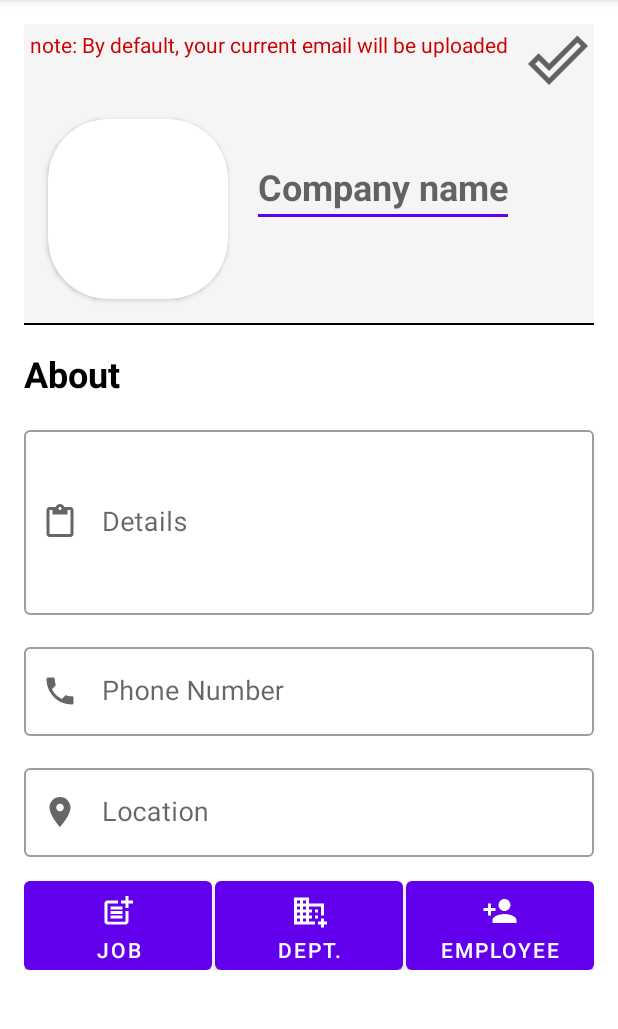
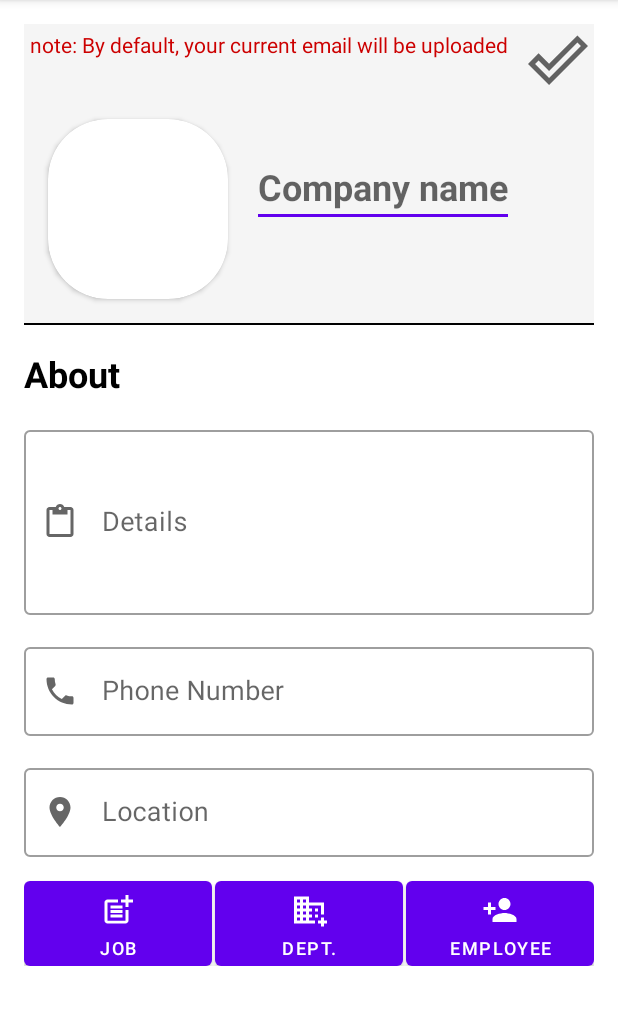
Before and after one commit to AhmedMaad/Recruitment-App, an Android app: the CompanyProfileActivity screen opened directly, with no data from a screen before it, on a phone screen of 412 x 824 dp, the part 84-1113 px from its top. Run offline under Robolectric (Android 15) with nearby library versions, the phone set to English and light mode, and no system bars; our stand-ins replace Firebase (no records; nobody signed in at launch, a user with empty details on screens opened directly); Roboto replaces fonts that are not available here; 4 statements that could not run were skipped.

Commit message:
company profile chains update

```diff
--- a/app/src/main/res/layout/activity_company_profile.xml
+++ b/app/src/main/res/layout/activity_company_profile.xml
@@ -183,6 +183,7 @@
             android:insetBottom="0dp"
             android:minHeight="0dp"
             android:text="job"
+            android:textSize="12sp"
             app:icon="@drawable/ic_job"
             app:iconGravity="textTop"
             app:layout_constraintEnd_toStartOf="@id/add_dept_btn"
@@ -201,6 +202,7 @@
             android:insetBottom="0dp"
             android:minHeight="0dp"
             android:text="Dept."
+            android:textSize="12sp"
             app:icon="@drawable/ic_department"
             app:iconGravity="textTop"
             app:layout_constraintEnd_toStartOf="@id/add_employee_btn"
@@ -215,6 +217,7 @@
             android:insetBottom="0dp"
             android:minHeight="0dp"
             android:text="Employee"
+            android:textSize="12sp"
             app:icon="@drawable/ic_person"
             app:iconGravity="textTop"
             app:layout_constraintEnd_toEndOf="parent"
```
